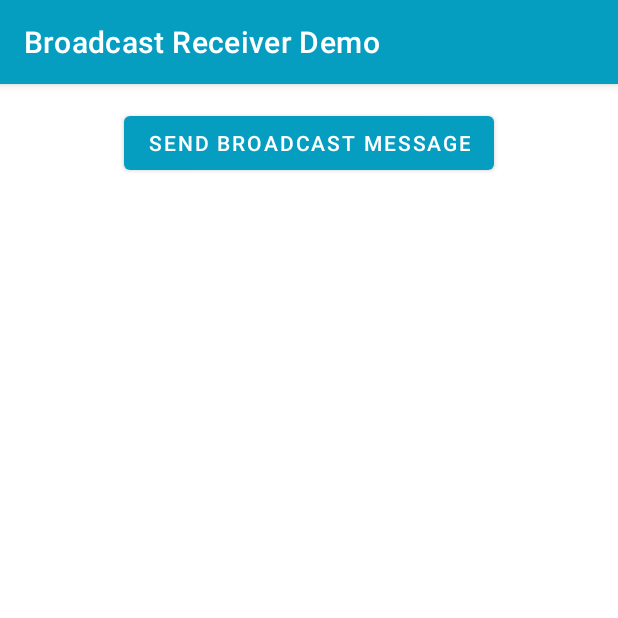
After one commit to nishant-sanandiya/Android_UI_Demo, an Android app: the BroadcastReceiverDemo screen opened directly, with no data from a screen before it, on a phone screen of 412 x 824 dp, the top half of it. The commit adds this screen. Run offline under Robolectric (Android 15) with nearby library versions, the phone set to English and light mode, and no system bars.

Commit message:
add broadcast receiver implementation

```diff
--- a/app/build.gradle
+++ b/app/build.gradle
@@ -6,6 +6,10 @@ plugins {
 android {
     namespace 'com.example.ui_demo'
     compileSdk 33
+
+    buildFeatures {
+        viewBinding = true
+    }
 
     defaultConfig {
         applicationId "com.example.ui_demo"
--- a/app/src/main/java/com/example/ui_demo/Activities/ApiActivity.kt
+++ b/app/src/main/java/com/example/ui_demo/Activities/ApiActivity.kt
@@ -3,6 +3,7 @@
 package com.example.ui_demo.Activities
 
 import android.app.ProgressDialog
+import android.content.Intent
 import android.os.Build
 import android.os.Bundle
 import android.util.Log
@@ -106,7 +107,6 @@ class ApiActivity : AppCompatActivity(), BaseActivity {
                 swipeRefreshLayout.setRefreshing(false)
             }
         })
-
     }
 
     override fun onStart() {
--- /dev/null
+++ b/app/src/main/java/com/example/ui_demo/Activities/BroadcastReceiverDemo.kt
@@ -0,0 +1,64 @@
+package com.example.ui_demo.Activities
+
+import android.content.BroadcastReceiver
+import android.content.Intent
+import android.content.IntentFilter
+import androidx.appcompat.app.AppCompatActivity
+import android.os.Bundle
+import android.view.View
+import android.widget.Button
+import com.example.ui_demo.Broadcaster.MyReceiver
+import com.example.ui_demo.R
+
+class BroadcastReceiverDemo : AppCompatActivity(), BaseActivity, View.OnClickListener {
+
+    private val myReceiverInstance: BroadcastReceiver = MyReceiver()
+    private lateinit var sendBroadcastBtn: Button
+
+    override fun onCreate(savedInstanceState: Bundle?) {
+        super.onCreate(savedInstanceState)
+        setContentView(R.layout.activity_broadcast_receiver_demo)
+        title = "Broadcast Receiver Demo"
+        uiBinding()
+        attachListners()
+        registerBroadcasterHandler()
+    }
+
+    override fun uiBinding() {
+        sendBroadcastBtn = findViewById(R.id.sendBroadcastBtn)
+    }
+
+    override fun attachListners() {
+        sendBroadcastBtn.setOnClickListener(this)
+    }
+
+    private fun registerBroadcasterHandler() {
+        val intentFilter = IntentFilter(Intent.ACTION_DEFAULT)
+        registerReceiver(myReceiverInstance, intentFilter)
+    }
+
+    private fun unRegisterBroadcasterHandler() {
+        unregisterReceiver(myReceiverInstance);
+    }
+
+    private fun triggerBroadcaster() {
+        Intent().also { intent ->
+            intent.action = Intent.ACTION_DEFAULT
+            intent.putExtra("data", "Nothing to see here, move along.")
+            sendBroadcast(intent)
+        }
+    }
+
+    override fun onDestroy() {
+        super.onDestroy()
+        unRegisterBroadcasterHandler();
+    }
+
+    override fun onClick(v: View?) {
+        when (v) {
+            sendBroadcastBtn -> {
+                triggerBroadcaster()
+            }
+        }
+    }
+}
--- /dev/null
+++ b/app/src/main/java/com/example/ui_demo/Broadcaster/MyReceiver.kt
@@ -0,0 +1,23 @@
+package com.example.ui_demo.Broadcaster
+
+import android.content.BroadcastReceiver
+import android.content.Context
+import android.content.Intent
+import android.util.Log
+import android.widget.Toast
+
+class MyReceiver : BroadcastReceiver() {
+    val TAG = "BROADCAST"
+    override fun onReceive(context: Context, intent: Intent) {
+        // This method is called when the BroadcastReceiver is receiving an Intent broadcast.
+
+//        val binding: ActivityNameBinding = ActivityNameBinding.inflate(layoutInflater)
+//        val view = binding.root
+//        setContentView(view)
+
+        val dataString = intent.extras?.getString("data")
+        Log.d(TAG, "onReceive Called ${dataString}");
+        Toast.makeText(context,"$dataString",Toast.LENGTH_LONG).show()
+//        Snackbar.make(context, "onReceive Called", Snackbar.LENGTH_LONG).show();
+    }
+}
--- a/app/src/main/java/com/example/ui_demo/Utils/AsyncTaskDemo.kt
+++ b/app/src/main/java/com/example/ui_demo/Utils/AsyncTaskDemo.kt
@@ -1,7 +1,6 @@
 package com.example.ui_demo.Utils
 
 import android.app.ProgressDialog
-import android.content.Context
 import android.os.AsyncTask
 import android.os.Handler
 import android.util.Log
--- /dev/null
+++ b/app/src/main/res/layout/activity_broadcast_receiver_demo.xml
@@ -0,0 +1,19 @@
+<?xml version="1.0" encoding="utf-8"?>
+<androidx.constraintlayout.widget.ConstraintLayout xmlns:android="http://schemas.android.com/apk/res/android"
+    xmlns:app="http://schemas.android.com/apk/res-auto"
+    xmlns:tools="http://schemas.android.com/tools"
+    android:layout_width="match_parent"
+    android:layout_height="match_parent"
+    tools:context=".Activities.BroadcastReceiverDemo">
+
+    <Button
+        android:id="@+id/sendBroadcastBtn"
+        android:layout_width="wrap_content"
+        android:layout_height="wrap_content"
+        android:text="@string/send_broadcast_message"
+        android:textColor="@color/white"
+        android:layout_marginTop="@dimen/margin_15"
+        app:layout_constraintEnd_toEndOf="parent"
+        app:layout_constraintStart_toStartOf="parent"
+        app:layout_constraintTop_toTopOf="parent" />
+</androidx.constraintlayout.widget.ConstraintLayout>
--- a/app/src/main/res/layout/activity_service_demo.xml
+++ b/app/src/main/res/layout/activity_service_demo.xml
@@ -134,6 +134,7 @@
                 app:layout_constraintEnd_toEndOf="parent"
                 app:layout_constraintStart_toStartOf="parent"
                 app:layout_constraintTop_toBottomOf="@+id/breakLine2" />
+
         </androidx.constraintlayout.widget.ConstraintLayout>
     </ScrollView>
 
--- a/app/src/main/res/values/strings.xml
+++ b/app/src/main/res/values/strings.xml
@@ -43,4 +43,7 @@
     <string name="stop_foreground_service">Stop Foreground Service</string>
     <string name="enter_text">Enter text</string>
     <string name="send_to_service">Send To Service</string>
+    <string name="message_lock_running">message_lock_running</string>
+    <string name="go_to_broadcast_demo">Go to BroadCast Demo</string>
+    <string name="send_broadcast_message">Send Broadcast message</string>
 </resources>
```
Also changed, not shown: app/src/main/AndroidManifest.xml (+9 -2 lines), app/src/main/java/com/example/ui_demo/Activities/MainActivity.kt (+8 -0 lines), app/src/main/java/com/example/ui_demo/Activities/ServiceDemo.kt (+17 -35 lines), app/src/main/java/com/example/ui_demo/Services/BindService.kt (+86 -1 lines), app/src/main/res/layout/activity_main.xml (+11 -2 lines).
